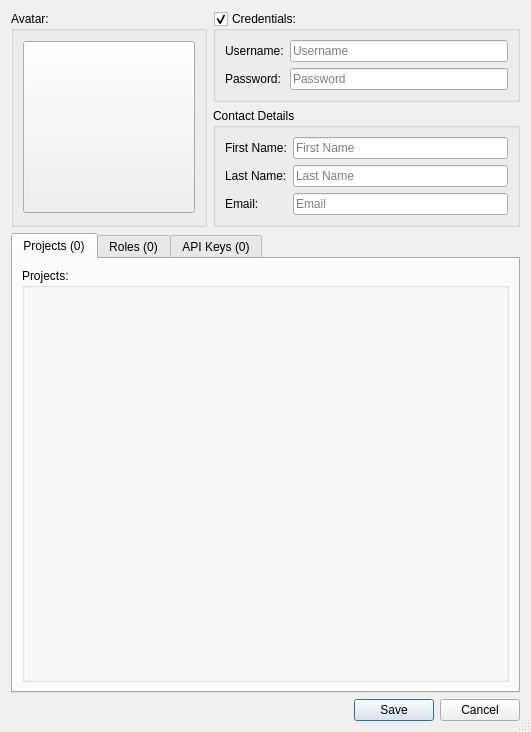
The window that forms/repo_dialog_user.ui (3drepo/3drepogui) describes before a commit, drawn with Qt 5.
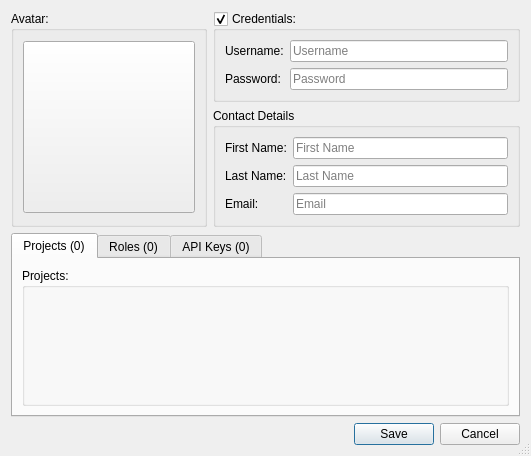
The same window after the commit. Custom widgets are drawn as their Qt base class.

```diff
--- a/forms/repo_dialog_user.ui
+++ b/forms/repo_dialog_user.ui
@@ -7,7 +7,7 @@
     <x>0</x>
     <y>0</y>
     <width>531</width>
-    <height>732</height>
+    <height>456</height>
    </rect>
   </property>
   <property name="sizePolicy">
```
